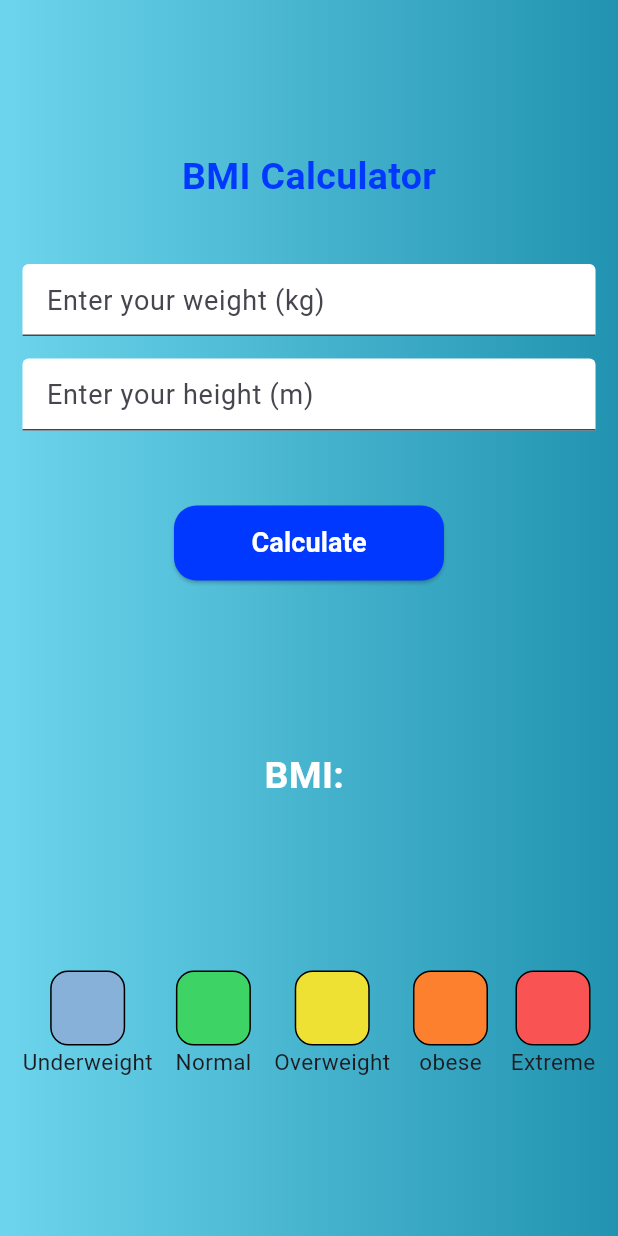
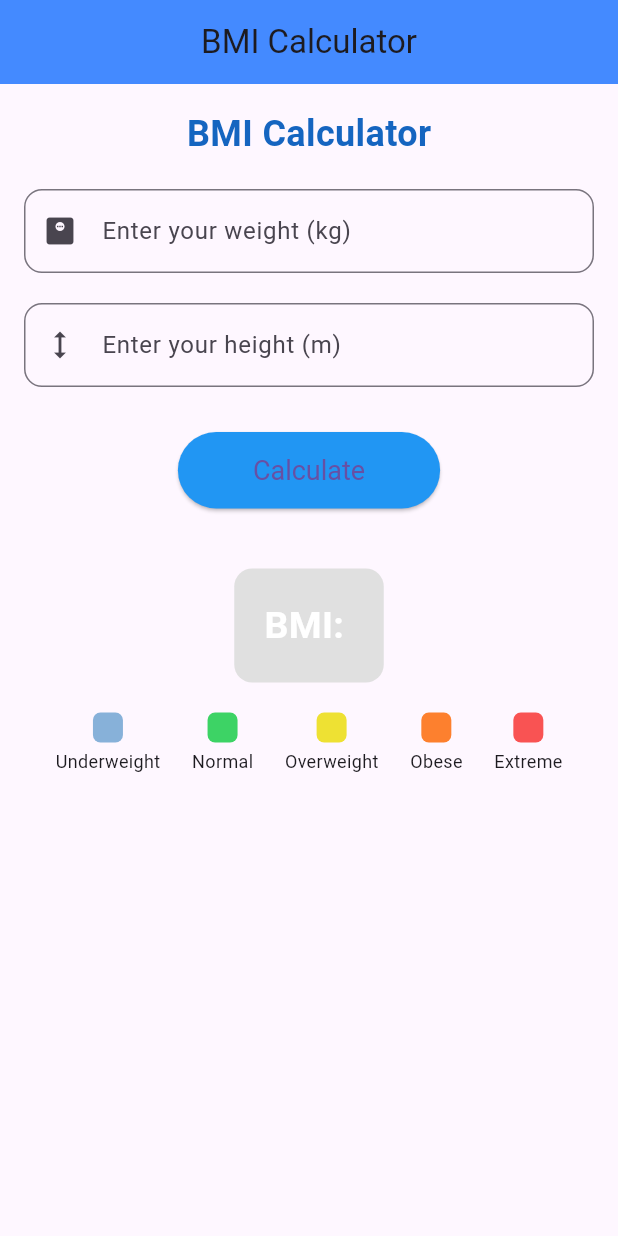
Before and after one commit to NimniSenarathna/code-crunch-ep02-BMI-calc, a Flutter app: the screen it shows after launch, after a tap on "Calculate", on a phone screen of 412 x 824 dp. Run offline on Flutter 3.47's test engine with Material 3 defaults, Android fonts, the phone set to English and light mode, and no system bars.

Commit message:
ui changes

```diff
--- a/bmi_calculator/lib/calculator.dart
+++ b/bmi_calculator/lib/calculator.dart
@@ -1,4 +1,3 @@
-import 'package:bmi_calculator/main.dart';
 import 'package:flutter/material.dart';
 
 class BMICalculator extends StatefulWidget {
@@ -9,231 +8,156 @@ _BMICalculatorState createState() => _BMICalculatorState();
 }
 
 class _BMICalculatorState extends State<BMICalculator> {
+  Color myColor = Colors.grey.shade300;
+  TextEditingController weightController = TextEditingController();
+  TextEditingController heightController = TextEditingController();
+  var mainResult = TextEditingController();
 
-Color myColor = Colors.transparent;
-TextEditingController weight_Controller = new TextEditingController();
-TextEditingController height_Controller = new TextEditingController();
-var main_result = TextEditingController();
-
-CalCulate_BMI (String weight,String height) async{
-	var myDouble_weight = double.parse(weight);
-	assert(myDouble_weight is double);
-	var myDouble_height = double.parse(height);
-	assert(myDouble_height is double);
-
-	var res = (myDouble_weight/(myDouble_height*myDouble_height));
+  void calculateBMI(String weight, String height) {
+    var myDoubleWeight = double.parse(weight);
+    var myDoubleHeight = double.parse(height);
+    var res = myDoubleWeight / (myDoubleHeight * myDoubleHeight);
 
     setState(() {
-	main_result.text = res.toStringAsFixed(2);
-	if(res<18.5){
+      mainResult.text = res.toStringAsFixed(2);
+      if (res < 18.5) {
         myColor = Color(0xFF87B1D9);
-	}
-	else if(res>=18.5 && res<=24.9){
+      } else if (res >= 18.5 && res <= 24.9) {
         myColor = Color(0xFF3DD365);
-	}
-	else if(res>=25 && res<=29.9){
+      } else if (res >= 25 && res <= 29.9) {
         myColor = Color(0xFFEEE133);
-	}
-	else if(res>=30 && res<=34.9){
+      } else if (res >= 30 && res <= 34.9) {
         myColor = Color(0xFFFD802E);
-	}
-	else if(res>=35){
+      } else if (res >= 35) {
         myColor = Color(0xFFF95353);
       }
     });
-
   }
 
   @override
   Widget build(BuildContext context) {
-
-	double width = MediaQuery.of(context).size.width;
-	double height = MediaQuery.of(context).size.height;
-
     return Scaffold(
+      appBar: AppBar(
+        title: Text('BMI Calculator'),
+        centerTitle: true,
+        backgroundColor: Colors.blueAccent,
+      ),
       body: SingleChildScrollView(
-		child: Center(
-		child: Container(
-			height: height,
-			decoration: BoxDecoration(
-				gradient: LinearGradient(
-					colors: [
-					const Color(0xFF6DD5ED),
-					const Color(0xFF2193B0)
-					]
-				)
-			),
-			child: Center(
+        child: Padding(
+          padding: const EdgeInsets.all(16.0),
           child: Column(
             crossAxisAlignment: CrossAxisAlignment.center,
             children: [
-				SizedBox(
-					height: 100,
-				),
-				Text("BMI Calculator",style: TextStyle(fontWeight: FontWeight.bold,color: Color(0xFF0038FF),fontSize: 25),),
-				SizedBox(
-					height: 30,
-				),
-				Padding(padding: const EdgeInsets.only(left: 15,right: 15,top: 10),
-					child: TextField(
-					controller: weight_Controller,
-					keyboardType: TextInputType.numberWithOptions(decimal: true),
-					style: TextStyle(fontSize: 18,color: Colors.black),
-					decoration: InputDecoration(
-						filled: true,
-						fillColor: Colors.white,
-						hintText: "Enter your weight (kg)",
-					),
-					),),
-				Padding(padding: const EdgeInsets.only(left: 15,right: 15,top: 15),
-					child: TextField(
-					controller: height_Controller,
-					autofocus: false,
-					keyboardType: TextInputType.numberWithOptions(decimal: true),
-					style: TextStyle(fontSize: 18,color: Colors.black),
-					decoration: InputDecoration(
-						filled: true,
-						fillColor: Colors.white,
-						hintText: "Enter your height (m)",
-					),
-					),),
-				Padding(
-					padding: EdgeInsets.only(top: 50),
-					child: Center(
-					child: SizedBox(
-						width: 180,
-						height: 50,
-						child: ElevatedButton(
-						onPressed: (){
-							CalCulate_BMI(weight_Controller.text, height_Controller.text);
-						},
-						child: Text("Calculate",style: TextStyle(fontSize: 18,fontWeight: FontWeight.bold,color: Colors.white),),
-						style: ButtonStyle(
-							backgroundColor: MaterialStateProperty.all(Color(0xFF0038FF)),
-							shape: MaterialStateProperty.all<RoundedRectangleBorder>(
-								RoundedRectangleBorder(
-									borderRadius: BorderRadius.circular(15.0),
-								)
-							)
+              Text(
+                "BMI Calculator",
+                style: TextStyle(
+                  fontWeight: FontWeight.bold,
+                  color: Colors.blue.shade800,
+                  fontSize: 24,
                 ),
               ),
+              SizedBox(height: 20),
+              buildInputField(
+                controller: weightController,
+                hint: "Enter your weight (kg)",
+                icon: Icons.monitor_weight,
+              ),
+              SizedBox(height: 20),
+              buildInputField(
+                controller: heightController,
+                hint: "Enter your height (m)",
+                icon: Icons.height,
+              ),
+              SizedBox(height: 30),
+              ElevatedButton(
+                onPressed: () {
+                  calculateBMI(weightController.text, heightController.text);
+                },
+                child: Text("Calculate"),
+                style: ElevatedButton.styleFrom(
+                  primary: Colors.blue,
+                  padding: EdgeInsets.symmetric(horizontal: 50, vertical: 15),
+                  textStyle: TextStyle(fontSize: 18),
                 ),
               ),
-				),
-				SizedBox(
-					height: 80,
-				),
-				Center(
-					child: Container(
-					width: 300,
-					height: 100,
-					decoration: BoxDecoration(
-						color: myColor,
-						borderRadius: BorderRadius.all(Radius.circular(12))
-					),
-					child: Center(child: Text("BMI: "+main_result.text,style: TextStyle(fontSize: 25,fontWeight: FontWeight.bold,color: Colors.white),)),
-					),
-				),
-				SizedBox(
-					height: 80,
-				),
-				Center(child: Row(
-					mainAxisAlignment: MainAxisAlignment.spaceEvenly,
-					children: [
-					Column(
-						mainAxisAlignment: MainAxisAlignment.center,
-						children: [
-						Container(
-							height: 50,
-							width: 50,
-							decoration: BoxDecoration(
-								color: Color(0xFF87B1D9),
-								border: Border.all(
-								color: Colors.black,
-								),
-								borderRadius: BorderRadius.all(Radius.circular(12))
-							),
-						),
-						Text("Underweight",style: TextStyle(fontSize: 15),)
+              SizedBox(height: 40),
+              BMIResultBox(color: myColor, result: mainResult.text),
+              SizedBox(height: 20),
+              BMIResultLegend(),
             ],
-					),
-					Column(
-						mainAxisAlignment: MainAxisAlignment.center,
-						children: [
-						Container(
-							height: 50,
-							width: 50,
-							decoration: BoxDecoration(
-								color: Color(0xFF3DD365),
-								border: Border.all(
-								color: Colors.black,
-								),
-								borderRadius: BorderRadius.all(Radius.circular(12))
-							),
-						),
-						Text("Normal",style: TextStyle(fontSize: 15),)
-						],
-					),
-					Column(
-						mainAxisAlignment: MainAxisAlignment.center,
-						children: [
-						Container(
-							height: 50,
-							width: 50,
-							decoration: BoxDecoration(
-								color: Color(0xFFEEE133),
-								border: Border.all(
-								color: Colors.black,
-								),
-								borderRadius: BorderRadius.all(Radius.circular(12))
-							),
-						),
-						Text("Overweight",style: TextStyle(fontSize: 15),)
-						],
-					),
-					Column(
-						mainAxisAlignment: MainAxisAlignment.center,
-						children: [
-						Container(
-							height: 50,
-							width: 50,
-							decoration: BoxDecoration(
-								color: Color(0xFFFD802E),
-								border: Border.all(
-								color: Colors.black,
-								),
-								borderRadius: BorderRadius.all(Radius.circular(12))
-							),
-						),
-						Text("obese",style: TextStyle(fontSize: 15),)
-						],
-					),
-					Column(
-						mainAxisAlignment: MainAxisAlignment.center,
-						children: [
-						Container(
-							height: 50,
-							width: 50,
-							decoration: BoxDecoration(
-								color: Color(0xFFF95353),
-								border: Border.all(
-								color: Colors.black,
-								),
-								borderRadius: BorderRadius.all(Radius.circular(12))
-							),
-						),
-						Text("Extreme",style: TextStyle(fontSize: 15),)
-						],
-					)
-					],
-				),)
-
-				],
-			),
-			),
           ),
         ),
       ),
     );
   }
+
+  Widget buildInputField({required TextEditingController controller, required String hint, required IconData icon}) {
+    return TextField(
+      controller: controller,
+      keyboardType: TextInputType.numberWithOptions(decimal: true),
+      decoration: InputDecoration(
+        prefixIcon: Icon(icon),
+        hintText: hint,
+        border: OutlineInputBorder(
+          borderRadius: BorderRadius.circular(12),
+        ),
+      ),
+    );
   }
+}
+
+class BMIResultBox extends StatelessWidget {
+  final Color color;
+  final String result;
+
+  const BMIResultBox({Key? key, required this.color, required this.result})
+      : super(key: key);
+
+  @override
+  Widget build(BuildContext context) {
+    return Container(
+      padding: EdgeInsets.all(20),
+      decoration: BoxDecoration(
+        color: color,
+        borderRadius: BorderRadius.circular(12),
+      ),
+      child: Text(
+        "BMI: $result",
+        style: TextStyle(fontSize: 25, fontWeight: FontWeight.bold, color: Colors.white),
+      ),
+    );
+  }
+}
+
+class BMIResultLegend extends StatelessWidget {
+  @override
+  Widget build(BuildContext context) {
+    return Row(
+      mainAxisAlignment: MainAxisAlignment.spaceEvenly,
+      children: [
+        _buildLegendItem('Underweight', Color(0xFF87B1D9)),
+        _buildLegendItem('Normal', Color(0xFF3DD365)),
+        _buildLegendItem('Overweight', Color(0xFFEEE133)),
+        _buildLegendItem('Obese', Color(0xFFFD802E)),
+        _buildLegendItem('Extreme', Color(0xFFF95353)),
+      ],
+    );
+  }
+
+  Widget _buildLegendItem(String text, Color color) {
+    return Column(
+      children: [
+        Container(
+          height: 20,
+          width: 20,
+          decoration: BoxDecoration(
+            color: color,
+            borderRadius: BorderRadius.circular(5),
+          ),
+        ),
+        SizedBox(height: 4),
+        Text(text, style: TextStyle(fontSize: 12)),
+      ],
+    );
+  }
+}
```
Lines whose indentation alone changed are shown as unchanged.
